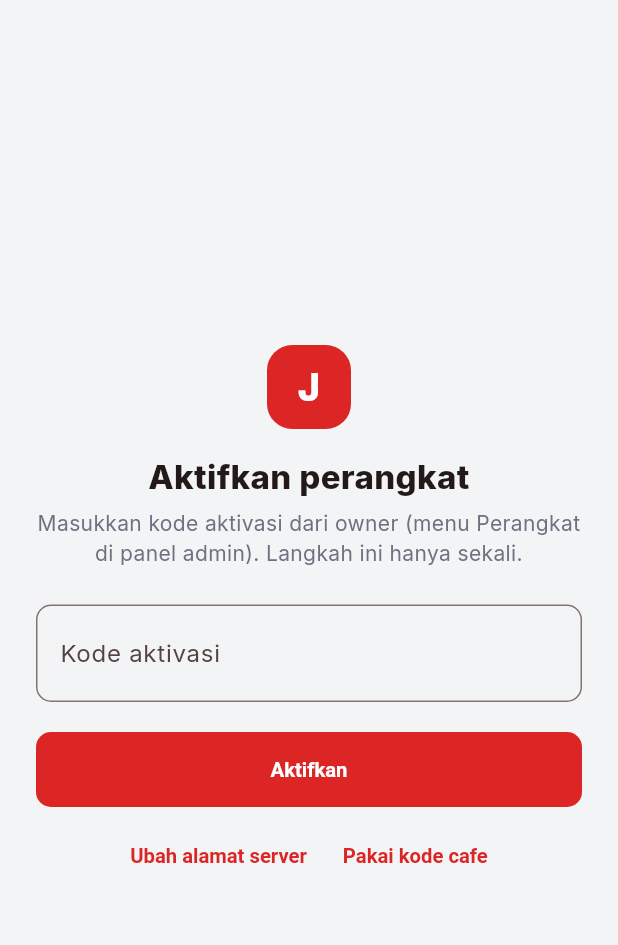
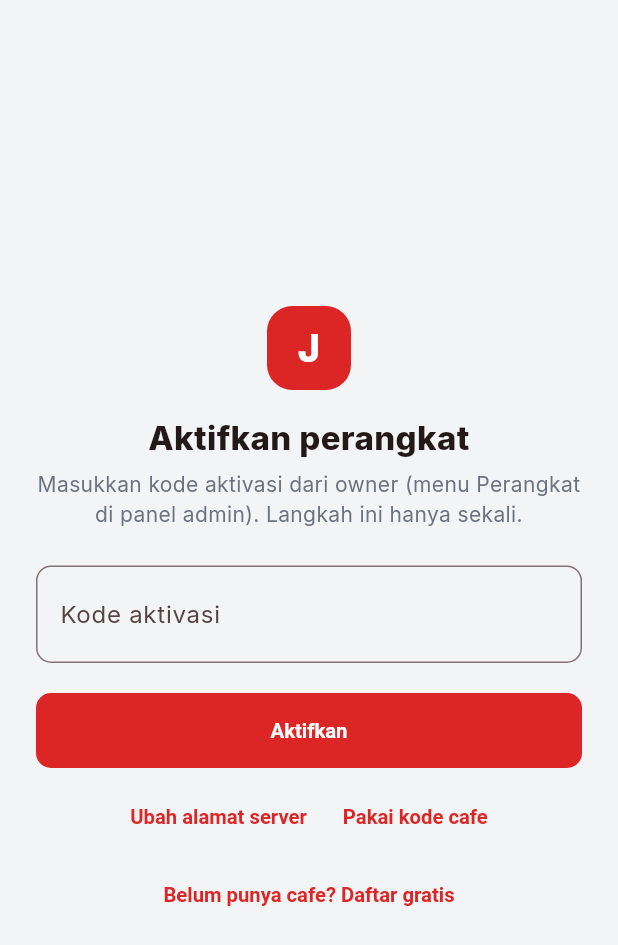
Before and after one commit to Wijaya-Plywood-Indonesia/jaya-pos-app, a Flutter app: the screen it shows after launch, on a phone screen of 412 x 824 dp. Shown: the top 945 px of the screen. Run offline on Flutter 3.47's test engine with Material 3 defaults, Android fonts, the phone set to English and light mode, and no system bars; our stand-ins replace dio, flutter_riverpod, flutter_secure_storage, permission_handler, shared_preferences, sqflite; missing offline and left inert: bcrypt, print_bluetooth_thermal; accounts and stored records are empty.

Commit message:
feat: add signup link functionality to activation screen

```diff
--- a/lib/features/auth/activation_screen.dart
+++ b/lib/features/auth/activation_screen.dart
@@ -1,5 +1,6 @@
 import 'package:flutter/material.dart';
 import 'package:flutter_riverpod/flutter_riverpod.dart';
+import 'package:url_launcher/url_launcher.dart';
 
 import '../../core/api.dart';
 import '../../core/theme.dart';
@@ -36,6 +37,22 @@ class _ActivationScreenState extends ConsumerState<ActivationScreen> {
     _code.dispose();
     _slug.dispose();
     super.dispose();
+  }
+
+  /// Buka halaman pendaftaran di browser, memakai alamat server yang sedang diisi.
+  Future<void> _openSignup() async {
+    var base = _url.text.trim();
+    if (!base.startsWith('http://') && !base.startsWith('https://')) {
+      base = 'http://$base';
+    }
+    while (base.endsWith('/')) {
+      base = base.substring(0, base.length - 1);
+    }
+
+    final ok = await launchUrl(Uri.parse('$base/daftar'), mode: LaunchMode.externalApplication);
+    if (!ok && mounted) {
+      setState(() => _error = 'Tidak bisa membuka browser. Buka $base/daftar secara manual.');
+    }
   }
 
   Future<void> _submit() async {
@@ -189,6 +206,13 @@ class _ActivationScreenState extends ConsumerState<ActivationScreen> {
                       ),
                     ],
                   ),
+                  const SizedBox(height: 4),
+                  Center(
+                    child: TextButton(
+                      onPressed: _busy ? null : _openSignup,
+                      child: const Text('Belum punya cafe? Daftar gratis'),
+                    ),
+                  ),
                 ],
               ),
             ),
```
